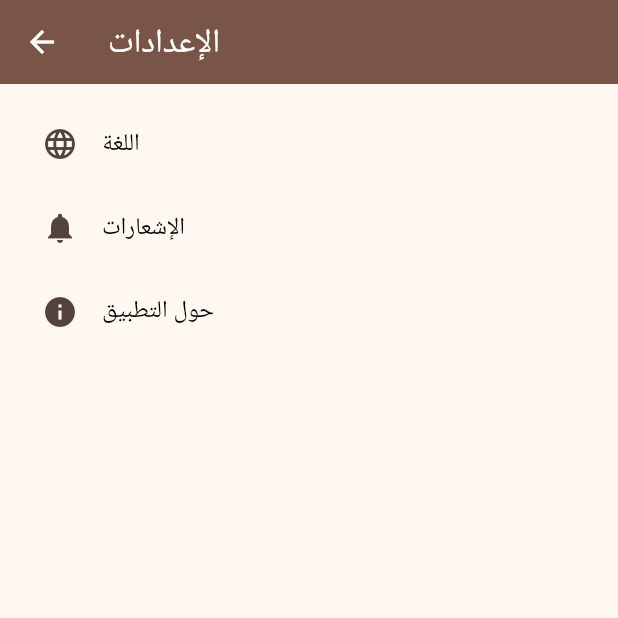
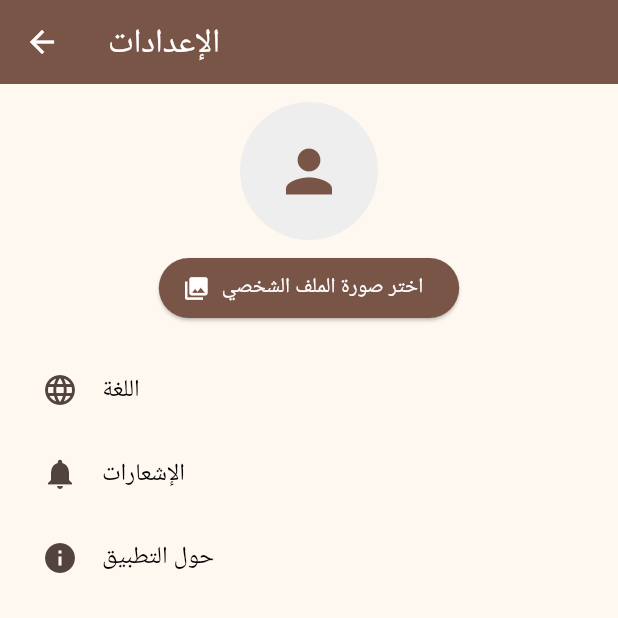
Before and after one commit to ahlamalsalami/CoofeeApp, a Flutter app: the SettingsPage screen opened by its route, on a phone screen of 412 x 824 dp, the top half of it. Run offline on Flutter 3.47's test engine with Material 3 defaults, Android fonts, the phone set to English and light mode, and no system bars; our stand-ins replace flutter_slidable, image_picker, shared_preferences; accounts and stored records are empty.

Commit message:
feat: add image picker (Settings) and slide-to-remove (Orders)

```diff
--- a/lib/pages/settings_page.dart
+++ b/lib/pages/settings_page.dart
@@ -1,7 +1,30 @@
+import 'dart:io';
+
 import 'package:flutter/material.dart';
+import 'package:image_picker/image_picker.dart';
 
-class SettingsPage extends StatelessWidget {
+class SettingsPage extends StatefulWidget {
   const SettingsPage({super.key});
+
+  @override
+  State<SettingsPage> createState() => _SettingsPageState();
+}
+
+class _SettingsPageState extends State<SettingsPage> {
+  File? _profileImage;
+  final ImagePicker _picker = ImagePicker();
+
+  Future<void> _pickImage() async {
+    final XFile? picked = await _picker.pickImage(
+      source: ImageSource.gallery,
+      maxWidth: 1024,
+    );
+    if (picked != null) {
+      setState(() {
+        _profileImage = File(picked.path);
+      });
+    }
+  }
 
   @override
   Widget build(BuildContext context) {
@@ -12,13 +35,45 @@ class SettingsPage extends StatelessWidget {
       ),
       body: ListView(
         padding: const EdgeInsets.all(12),
-        children: const [
-          ListTile(leading: Icon(Icons.language), title: Text('اللغة')),
-          ListTile(
+        children: [
+          Center(
+            child: Column(
+              children: [
+                CircleAvatar(
+                  radius: 46,
+                  backgroundColor: Colors.grey[200],
+                  backgroundImage:
+                      _profileImage != null
+                          ? FileImage(_profileImage!) as ImageProvider
+                          : null,
+                  child:
+                      _profileImage == null
+                          ? const Icon(
+                            Icons.person,
+                            size: 46,
+                            color: Colors.brown,
+                          )
+                          : null,
+                ),
+                const SizedBox(height: 8),
+                ElevatedButton.icon(
+                  onPressed: _pickImage,
+                  icon: const Icon(Icons.photo_library),
+                  label: const Text('اختر صورة الملف الشخصي'),
+                  style: ElevatedButton.styleFrom(
+                    backgroundColor: Colors.brown,
+                  ),
+                ),
+              ],
+            ),
+          ),
+          const SizedBox(height: 16),
+          const ListTile(leading: Icon(Icons.language), title: Text('اللغة')),
+          const ListTile(
             leading: Icon(Icons.notifications),
             title: Text('الإشعارات'),
           ),
-          ListTile(leading: Icon(Icons.info), title: Text('حول التطبيق')),
+          const ListTile(leading: Icon(Icons.info), title: Text('حول التطبيق')),
         ],
       ),
     );
--- a/pubspec.yaml
+++ b/pubspec.yaml
@@ -36,6 +36,10 @@ dependencies:
   cupertino_icons: ^1.0.8
   provider: ^6.0.5
   shared_preferences: ^2.5.3
+  path_provider: ^2.0.15
+  path: ^1.8.3
+  image_picker: ^1.2.1
+  flutter_slidable: ^4.0.3
 
 dev_dependencies:
   flutter_test:
```
Also changed, not shown: lib/pages/orders_page.dart (+24 -15 lines), pubspec.lock, 4 other files.
